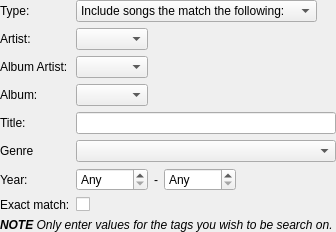
Above: dynamic/dynamicrule.ui from polpo/cantata-mac before the change. Below: the same form after it.
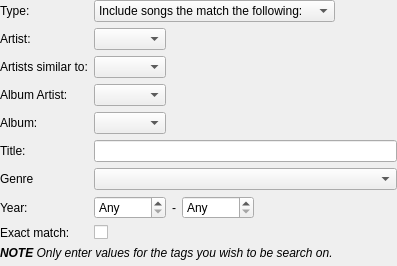
That is the form after the change. Custom widgets are drawn as their Qt base class.

Commit message: Add support for 'Similar Artists' in dynamic mode.

```diff
--- a/dynamic/dynamicrule.ui
+++ b/dynamic/dynamicrule.ui
@@ -6,8 +6,8 @@
    <rect>
     <x>0</x>
     <y>0</y>
-    <width>334</width>
-    <height>210</height>
+    <width>397</width>
+    <height>266</height>
    </rect>
   </property>
   <property name="windowTitle">
@@ -35,7 +35,7 @@
      <item row="1" column="1">
       <widget class="CompletionCombo" name="artistText"/>
      </item>
-     <item row="2" column="0">
+     <item row="3" column="0">
       <widget class="BuddyLabel" name="label_2">
        <property name="text">
         <string>Album Artist:</string>
@@ -45,10 +45,10 @@
        </property>
       </widget>
      </item>
-     <item row="2" column="1">
+     <item row="3" column="1">
       <widget class="CompletionCombo" name="albumArtistText"/>
      </item>
-     <item row="3" column="0">
+     <item row="4" column="0">
       <widget class="BuddyLabel" name="label_3">
        <property name="text">
         <string>Album:</string>
@@ -58,10 +58,10 @@
        </property>
       </widget>
      </item>
-     <item row="3" column="1">
+     <item row="4" column="1">
       <widget class="CompletionCombo" name="albumText"/>
      </item>
-     <item row="4" column="0">
+     <item row="5" column="0">
       <widget class="BuddyLabel" name="label_4">
        <property name="text">
         <string>Title:</string>
@@ -71,10 +71,10 @@
        </property>
       </widget>
      </item>
-     <item row="4" column="1">
+     <item row="5" column="1">
       <widget class="LineEdit" name="titleText"/>
      </item>
-     <item row="5" column="0">
+     <item row="6" column="0">
       <widget class="BuddyLabel" name="label_5">
        <property name="text">
         <string>Genre</string>
@@ -84,7 +84,7 @@
        </property>
       </widget>
      </item>
-     <item row="5" column="1">
+     <item row="6" column="1">
       <widget class="QComboBox" name="genreCombo">
        <property name="sizePolicy">
         <sizepolicy hsizetype="MinimumExpanding" vsizetype="Fixed">
@@ -94,7 +94,7 @@
        </property>
       </widget>
      </item>
-     <item row="6" column="0">
+     <item row="7" column="0">
       <widget class="BuddyLabel" name="label_6">
        <property name="text">
         <string>Year:</string>
@@ -104,7 +104,7 @@
        </property>
       </widget>
      </item>
-     <item row="6" column="1">
+     <item row="7" column="1">
       <layout class="QHBoxLayout" name="horizontalLayout_2">
        <item>
         <widget class="QSpinBox" name="dateFromSpin">
@@ -141,7 +141,7 @@
        </item>
       </layout>
      </item>
-     <item row="7" column="0">
+     <item row="8" column="0">
       <widget class="BuddyLabel" name="label_5x">
        <property name="text">
         <string>Exact match:</string>
@@ -151,23 +151,9 @@
        </property>
       </widget>
      </item>
-     <item row="7" column="1">
+     <item row="8" column="1">
       <widget class="QCheckBox" name="exactCheck"/>
      </item>
-     <item row="0" column="1">
-      <widget class="QComboBox" name="typeCombo">
-       <item>
-        <property name="text">
-         <string>Include songs the match the following:</string>
-        </property>
-       </item>
-       <item>
-        <property name="text">
-         <string>Exclude songs the match the following:</string>
-        </property>
-       </item>
-      </widget>
-     </item>
      <item row="0" column="0">
       <widget class="BuddyLabel" name="label_9">
        <property name="text">
@@ -178,6 +164,33 @@
        </property>
       </widget>
      </item>
+     <item row="0" column="1">
+      <widget class="QComboBox" name="typeCombo">
+       <item>
+        <property name="text">
+         <string>Include songs the match the following:</string>
+        </property>
+       </item>
+       <item>
+        <property name="text">
+         <string>Exclude songs the match the following:</string>
+        </property>
+       </item>
+      </widget>
+     </item>
+     <item row="2" column="0">
+      <widget class="BuddyLabel" name="similarArtistsText_label">
+       <property name="text">
+        <string>Artists similar to:</string>
+       </property>
+       <property name="buddy">
+        <cstring>similarArtistsText</cstring>
+       </property>
+      </widget>
+     </item>
+     <item row="2" column="1">
+      <widget class="CompletionCombo" name="similarArtistsText"/>
+     </item>
     </layout>
    </item>
    <item>
```
Left out of the diff: 3 changed lines with no effect on the pictures. The commit also changes 7 other files.
